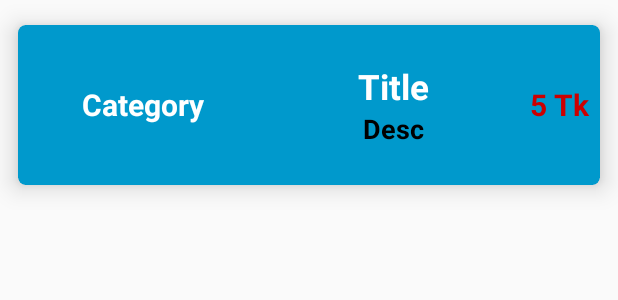
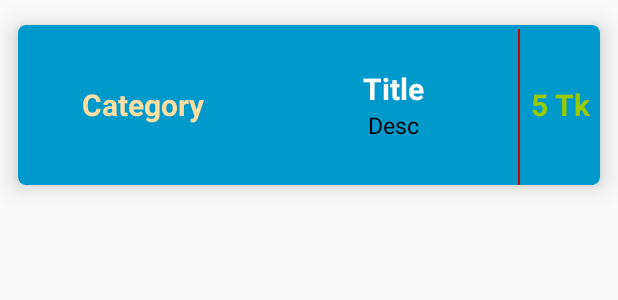
Before and after one commit to mutarek/New_Watch_and_learn, an Android app: the layout sample_video_list.xml on its own in the app's theme, with its tools: preview values and no code run, on a phone screen of 412 x 824 dp. Shown: the top 300 px of the screen. Run offline under Robolectric (Android 15) with nearby library versions, the phone set to English and light mode, and no system bars.

Commit message:
adapter done

```diff
--- a/app/src/main/java/com/bdsoftwaresolution/watchtolearn/Activities/VideoListActivity.java
+++ b/app/src/main/java/com/bdsoftwaresolution/watchtolearn/Activities/VideoListActivity.java
@@ -6,6 +6,7 @@ import androidx.recyclerview.widget.LinearLayoutManager;
 import androidx.recyclerview.widget.RecyclerView;
 
 import android.content.Context;
+import android.content.Intent;
 import android.os.Bundle;
 import android.view.View;
 import android.widget.Toast;
@@ -57,7 +58,10 @@ public class VideoListActivity extends AppCompatActivity {
                     videoAdapters = new VideoAdapters(new EachVideoClick() {
                         @Override
                         public void OnVideoClick(View videoView, int videoPosition) {
-                            Toast.makeText(VideoListActivity.this, "" + videoPosition, Toast.LENGTH_SHORT).show();
+                            Intent intent = new Intent(getApplicationContext(),PlayerActivity.class);
+                            intent.putExtra("videoUrl",modelList.get(videoPosition).getVideoUrl());
+                            startActivity(intent);
+
                         }
                     }, modelList, getApplicationContext());
 
--- a/app/src/main/java/com/bdsoftwaresolution/watchtolearn/Models/VideoModel.java
+++ b/app/src/main/java/com/bdsoftwaresolution/watchtolearn/Models/VideoModel.java
@@ -2,6 +2,9 @@ package com.bdsoftwaresolution.watchtolearn.Models;
 
 public class VideoModel {
     String videoCategory,videoDesc,videoTitle,videoTk,videoUrl;
+
+    public VideoModel() {
+    }
 
     public VideoModel(String videoCategory, String videoDesc, String videoTitle, String videoTk, String videoUrl) {
         this.videoCategory = videoCategory;
--- a/app/src/main/res/layout/sample_video_list.xml
+++ b/app/src/main/res/layout/sample_video_list.xml
@@ -18,7 +18,8 @@
         <LinearLayout
             android:layout_width="match_parent"
             android:layout_height="match_parent"
-            android:layout_weight="1">
+            android:layout_weight="1"
+            android:orientation="horizontal">
 
             <TextView
                 android:id="@+id/sampleCategoryID"
@@ -27,10 +28,9 @@
                 android:gravity="center"
                 android:text="Category"
                 android:textAlignment="center"
-                android:textColor="@android:color/white"
+                android:textColor="#FFDEA2"
                 android:textSize="20sp"
                 android:textStyle="bold" />
-
 
         </LinearLayout>
 
@@ -48,8 +48,9 @@
                 android:text="Title"
                 android:textAlignment="center"
                 android:textColor="@android:color/white"
-                android:textSize="23sp"
+                android:textSize="20sp"
                 android:textStyle="bold" />
+
 
             <TextView
                 android:id="@+id/sampleDescID"
@@ -58,8 +59,8 @@
                 android:text="Desc"
                 android:textAlignment="center"
                 android:textColor="@android:color/black"
-                android:textSize="18sp"
-                android:textStyle="bold" />
+                android:textSize="15sp"
+                android:textStyle="normal" />
 
 
         </LinearLayout>
@@ -70,13 +71,20 @@
             android:layout_weight="1.5"
             android:gravity="center">
 
+            <View
+                android:layout_width="1dp"
+                android:layout_height="match_parent"
+                android:layout_marginTop="2dp"
+                android:background="@android:color/holo_red_dark" />
+
+
             <TextView
                 android:id="@+id/sampleRewardID"
                 android:layout_width="match_parent"
                 android:layout_height="wrap_content"
                 android:text="5 Tk"
                 android:textAlignment="center"
-                android:textColor="@android:color/holo_red_dark"
+                android:textColor="@android:color/holo_green_light"
                 android:textSize="20sp"
                 android:textStyle="bold" />
 
--- a/app/src/main/res/values/strings.xml
+++ b/app/src/main/res/values/strings.xml
@@ -4,8 +4,6 @@
     <string name="title_home">Home</string>
     <string name="title_dashboard">Dashboard</string>
     <string name="title_notifications">Notifications</string>
-
-    <!-- TODO: Remove or change this placeholder text -->
     <string name="hello_blank_fragment">Hello blank fragment</string>
     <string name="title_activity_nav_drawer">NavDrawerActivity</string>
     <string name="navigation_drawer_open">Open navigation drawer</string>
```
Also changed, not shown: app/src/main/java/com/bdsoftwaresolution/watchtolearn/Activities/PlayerActivity.java (+12 -5 lines), app/src/main/res/layout/activity_landing.xml (+3 -4 lines).
